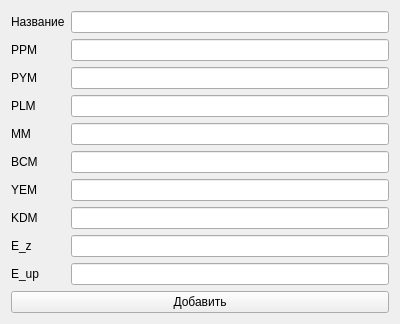
Above: gui/AddRecord.ui from Kroshy1984/MIOM before the change. Below: the same form after it.
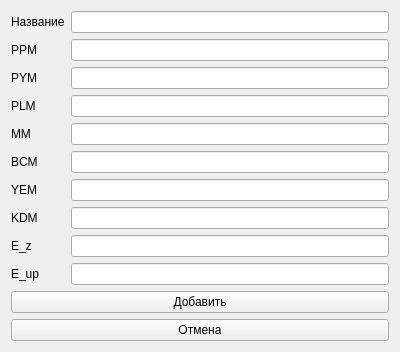
That is the form after the change.

Commit message: Add slots for add, edit, delete records

Patch:
```diff
--- a/gui/AddRecord.ui
+++ b/gui/AddRecord.ui
@@ -7,7 +7,7 @@
     <x>0</x>
     <y>0</y>
     <width>400</width>
-    <height>300</height>
+    <height>309</height>
    </rect>
   </property>
   <property name="windowTitle">
@@ -125,6 +125,13 @@
      </property>
     </widget>
    </item>
+   <item>
+    <widget class="QPushButton" name="pushButtonClose">
+     <property name="text">
+      <string>Отмена</string>
+     </property>
+    </widget>
+   </item>
    <item>
     <spacer name="verticalSpacer">
      <property name="orientation">
```
The commit also changes 3 other files.
